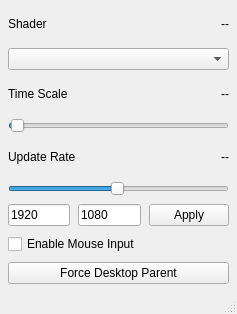
Before: the Qt Designer form main.ui in elizabwth/win-shader-wallpaper, drawn with Qt 5.
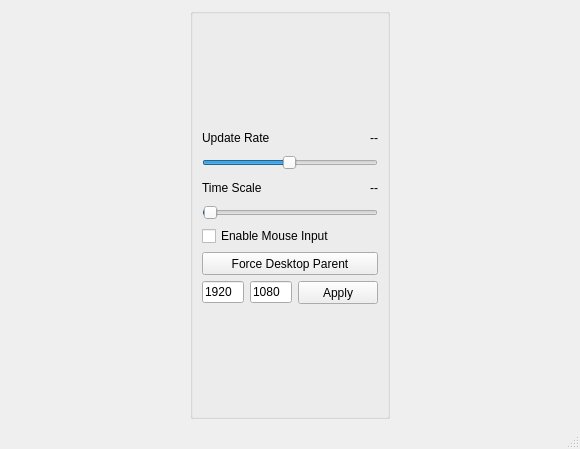
After: the same form once the commit is applied.

Commit message: add shader "gallery"

```diff
--- a/main.ui
+++ b/main.ui
@@ -6,18 +6,21 @@
    <rect>
     <x>0</x>
     <y>0</y>
-    <width>237</width>
-    <height>314</height>
+    <width>580</width>
+    <height>449</height>
    </rect>
   </property>
+  <property name="maximumSize">
+   <size>
+    <width>580</width>
+    <height>581</height>
+   </size>
+  </property>
   <property name="windowTitle">
    <string>ShaderPaper</string>
   </property>
   <widget class="QWidget" name="centralwidget">
-   <layout class="QVBoxLayout" name="verticalLayout_4">
-    <property name="spacing">
-     <number>8</number>
-    </property>
+   <layout class="QGridLayout" name="gridLayout">
     <property name="leftMargin">
      <number>8</number>
     </property>
@@ -30,88 +33,36 @@
     <property name="bottomMargin">
      <number>8</number>
     </property>
+    <item row="0" column="0">
+     <widget class="QGroupBox" name="groupBox">
+      <property name="maximumSize">
+       <size>
+        <width>200</width>
+        <height>16777215</height>
+       </size>
+      </property>
+      <property name="title">
+       <string/>
+      </property>
+      <property name="flat">
+       <bool>false</bool>
+      </property>
+      <property name="checkable">
+       <bool>false</bool>
+      </property>
+      <layout class="QVBoxLayout" name="verticalLayout_3">
     <item>
      <layout class="QVBoxLayout" name="verticalLayout">
-      <item>
-       <layout class="QHBoxLayout" name="horizontalLayout">
-        <item>
-         <widget class="QLabel" name="label_2">
-          <property name="text">
-           <string>Shader</string>
-          </property>
-         </widget>
-        </item>
-        <item>
-         <widget class="QLabel" name="currentShaderLabel">
-          <property name="text">
-           <string>--</string>
-          </property>
-          <property name="alignment">
-           <set>Qt::AlignRight|Qt::AlignTrailing|Qt::AlignVCenter</set>
-          </property>
-         </widget>
-        </item>
-       </layout>
-      </item>
-      <item>
-       <widget class="QComboBox" name="shaderComboBox"/>
-      </item>
-      <item>
-       <layout class="QHBoxLayout" name="horizontalLayout_2">
-        <property name="sizeConstraint">
-         <enum>QLayout::SetDefaultConstraint</enum>
-        </property>
-        <item>
-         <widget class="QLabel" name="label">
-          <property name="text">
-           <string>Time Scale</string>
-          </property>
-         </widget>
-        </item>
-        <item>
-         <widget class="QLabel" name="timescaleLabel">
-          <property name="text">
-           <string>--</string>
-          </property>
-          <property name="alignment">
-           <set>Qt::AlignRight|Qt::AlignTrailing|Qt::AlignVCenter</set>
-          </property>
-         </widget>
-        </item>
-       </layout>
-      </item>
-      <item>
-       <widget class="QSlider" name="timescaleSlider">
-        <property name="minimum">
-         <number>1</number>
-        </property>
-        <property name="maximum">
-         <number>1000</number>
-        </property>
-        <property name="singleStep">
-         <number>1</number>
-        </property>
-        <property name="pageStep">
-         <number>10</number>
-        </property>
-        <property name="value">
-         <number>10</number>
-        </property>
-        <property name="orientation">
-         <enum>Qt::Horizontal</enum>
-        </property>
-        <property name="invertedAppearance">
-         <bool>false</bool>
-        </property>
-        <property name="tickInterval">
-         <number>0</number>
-        </property>
-       </widget>
-      </item>
       <item>
        <layout class="QHBoxLayout" name="horizontalLayout_3">
         <item>
          <widget class="QLabel" name="label_3">
+             <property name="maximumSize">
+              <size>
+               <width>16777215</width>
+               <height>23</height>
+              </size>
+             </property>
           <property name="text">
            <string>Update Rate</string>
           </property>
@@ -119,6 +70,12 @@
         </item>
         <item>
          <widget class="QLabel" name="updateRateLabel">
+             <property name="maximumSize">
+              <size>
+               <width>16777215</width>
+               <height>23</height>
+              </size>
+             </property>
           <property name="text">
            <string>--</string>
           </property>
@@ -131,6 +88,12 @@
       </item>
       <item>
        <widget class="QSlider" name="updateRateSlider">
+           <property name="sizePolicy">
+            <sizepolicy hsizetype="Minimum" vsizetype="Fixed">
+             <horstretch>0</horstretch>
+             <verstretch>0</verstretch>
+            </sizepolicy>
+           </property>
         <property name="minimum">
          <number>1</number>
         </property>
@@ -157,6 +120,108 @@
         </property>
        </widget>
       </item>
+         <item>
+          <layout class="QHBoxLayout" name="horizontalLayout_2">
+           <property name="sizeConstraint">
+            <enum>QLayout::SetDefaultConstraint</enum>
+           </property>
+           <item>
+            <widget class="QLabel" name="label">
+             <property name="maximumSize">
+              <size>
+               <width>16777215</width>
+               <height>23</height>
+              </size>
+             </property>
+             <property name="text">
+              <string>Time Scale</string>
+             </property>
+            </widget>
+           </item>
+           <item>
+            <widget class="QLabel" name="timescaleLabel">
+             <property name="maximumSize">
+              <size>
+               <width>16777215</width>
+               <height>23</height>
+              </size>
+             </property>
+             <property name="text">
+              <string>--</string>
+             </property>
+             <property name="alignment">
+              <set>Qt::AlignRight|Qt::AlignTrailing|Qt::AlignVCenter</set>
+             </property>
+            </widget>
+           </item>
+          </layout>
+         </item>
+         <item>
+          <widget class="QSlider" name="timescaleSlider">
+           <property name="sizePolicy">
+            <sizepolicy hsizetype="Minimum" vsizetype="Fixed">
+             <horstretch>0</horstretch>
+             <verstretch>0</verstretch>
+            </sizepolicy>
+           </property>
+           <property name="minimum">
+            <number>1</number>
+           </property>
+           <property name="maximum">
+            <number>1000</number>
+           </property>
+           <property name="singleStep">
+            <number>1</number>
+           </property>
+           <property name="pageStep">
+            <number>10</number>
+           </property>
+           <property name="value">
+            <number>10</number>
+           </property>
+           <property name="orientation">
+            <enum>Qt::Horizontal</enum>
+           </property>
+           <property name="invertedAppearance">
+            <bool>false</bool>
+           </property>
+           <property name="tickInterval">
+            <number>0</number>
+           </property>
+          </widget>
+         </item>
+         <item>
+          <widget class="QCheckBox" name="mouseCheckBox">
+           <property name="sizePolicy">
+            <sizepolicy hsizetype="Minimum" vsizetype="Fixed">
+             <horstretch>0</horstretch>
+             <verstretch>0</verstretch>
+            </sizepolicy>
+           </property>
+           <property name="text">
+            <string>Enable Mouse Input</string>
+           </property>
+          </widget>
+         </item>
+         <item>
+          <widget class="QPushButton" name="forceButton">
+           <property name="sizePolicy">
+            <sizepolicy hsizetype="Minimum" vsizetype="Fixed">
+             <horstretch>0</horstretch>
+             <verstretch>0</verstretch>
+            </sizepolicy>
+           </property>
+           <property name="minimumSize">
+            <size>
+             <width>0</width>
+             <height>23</height>
+            </size>
+           </property>
+           <property name="text">
+            <string>Force Desktop Parent</string>
+           </property>
+          </widget>
+         </item>
       <item>
        <layout class="QHBoxLayout" name="horizontalLayout_4">
         <item>
@@ -175,6 +240,12 @@
         </item>
         <item>
          <widget class="QPushButton" name="setResButton">
+             <property name="minimumSize">
+              <size>
+               <width>0</width>
+               <height>23</height>
+              </size>
+             </property>
           <property name="text">
            <string>Apply</string>
           </property>
@@ -184,19 +255,17 @@
       </item>
      </layout>
     </item>
-    <item>
-     <widget class="QCheckBox" name="mouseCheckBox">
-      <property name="text">
-       <string>Enable Mouse Input</string>
-      </property>
+      </layout>
+      <zorder>timescaleLabel</zorder>
+      <zorder></zorder>
      </widget>
     </item>
-    <item>
-     <widget class="QPushButton" name="forceButton">
-      <property name="text">
-       <string>Force Desktop Parent</string>
+    <item row="0" column="1">
+     <layout class="QHBoxLayout" name="galleryContainerLayout">
+      <property name="sizeConstraint">
+       <enum>QLayout::SetMaximumSize</enum>
       </property>
-     </widget>
+     </layout>
     </item>
    </layout>
    <zorder>verticalLayoutWidget</zorder>
@@ -204,7 +273,11 @@
    <zorder>forceButton</zorder>
    <zorder>mouseCheckBox</zorder>
   </widget>
-  <widget class="QStatusBar" name="statusbar"/>
+  <widget class="QStatusBar" name="statusbar">
+   <property name="sizeGripEnabled">
+    <bool>true</bool>
+   </property>
+  </widget>
  </widget>
  <resources/>
  <connections>
```
Left out of the diff: 4 changed lines with no effect on the pictures. Lines whose indentation alone changed are shown as unchanged. The commit also changes 2231 other files.
